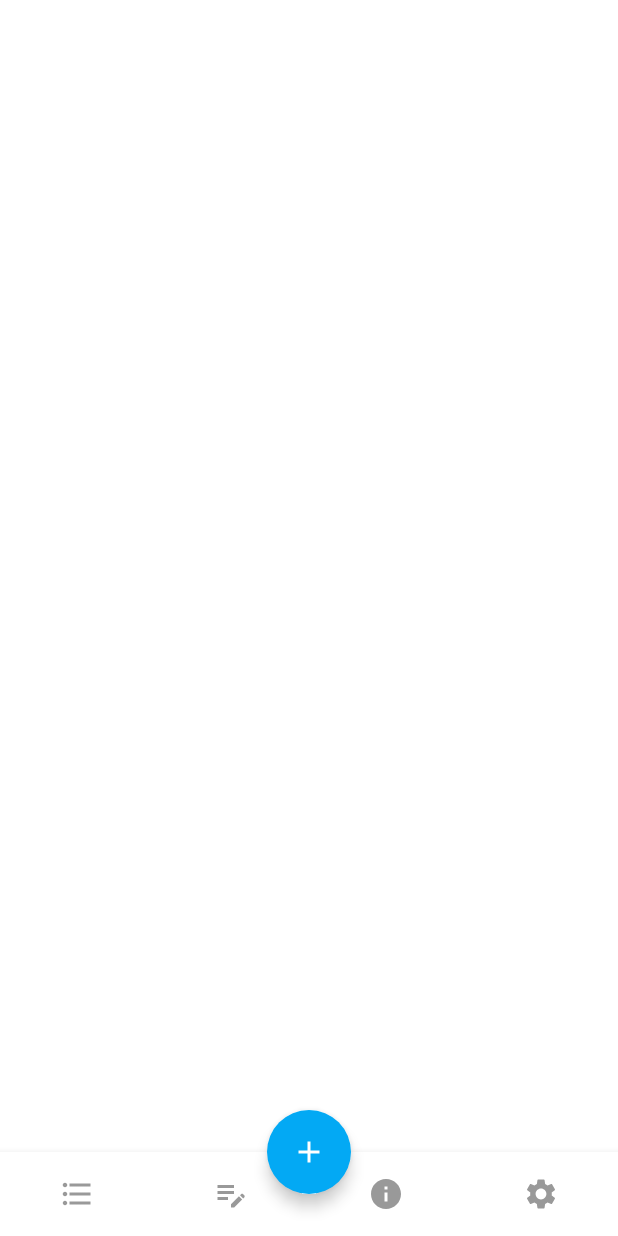
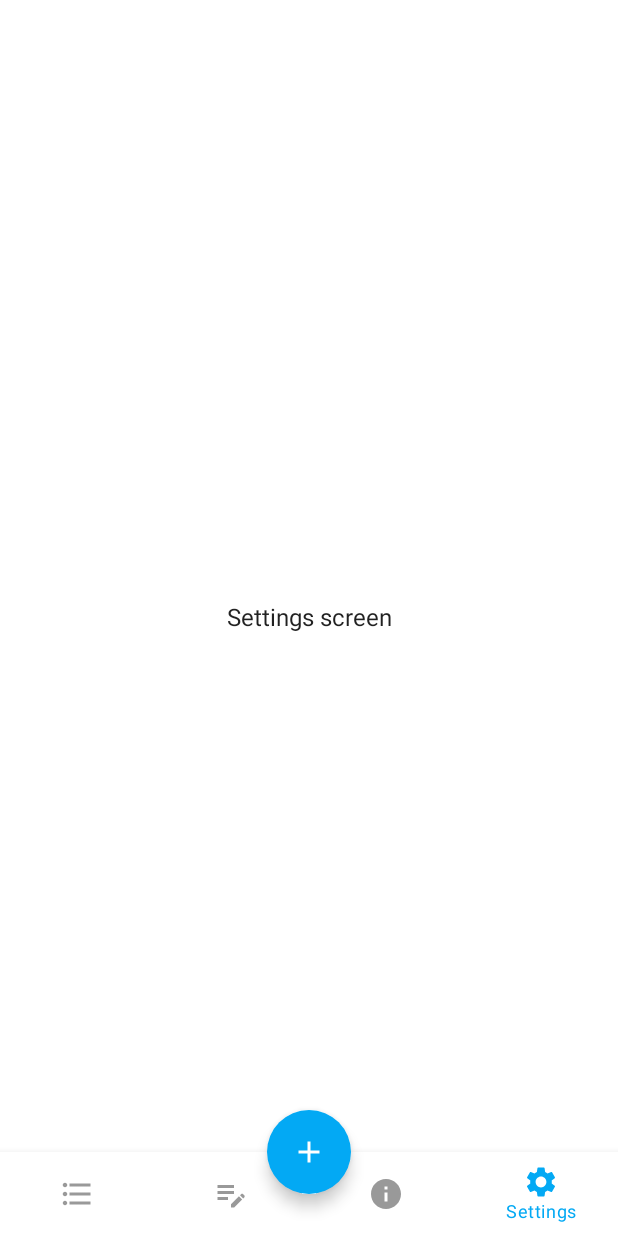
Before and after one commit to anmischenko/ShoppingList, an Android app built with Jetpack Compose: the screen it shows after launch (MainActivity), item 4 of the bottom bar chosen, on a phone screen of 412 x 824 dp. Run offline under Robolectric (Android 15) with nearby library versions, the phone set to English and light mode, and no system bars; our stand-ins replace Dagger/Hilt's generated code.

Commit message:
Created navigation

```diff
--- /dev/null
+++ b/app/src/main/java/com/example/shoppinglist/about_screen/AboutScreen.kt
@@ -0,0 +1,18 @@
+package com.example.shoppinglist.about_screen
+
+import androidx.compose.foundation.layout.fillMaxSize
+import androidx.compose.foundation.layout.wrapContentHeight
+import androidx.compose.foundation.layout.wrapContentWidth
+import androidx.compose.material.Text
+import androidx.compose.runtime.Composable
+import androidx.compose.ui.Modifier
+
+@Composable
+fun AboutScreen() {
+    Text(
+        text = "About screen",
+        modifier = Modifier.fillMaxSize()
+            .wrapContentWidth()
+            .wrapContentHeight()
+    )
+}
--- a/app/src/main/java/com/example/shoppinglist/main_screen/BottomNav.kt
+++ b/app/src/main/java/com/example/shoppinglist/main_screen/BottomNav.kt
@@ -5,13 +5,17 @@ import androidx.compose.material.BottomNavigationItem
 import androidx.compose.material.Icon
 import androidx.compose.material.Text
 import androidx.compose.runtime.Composable
+import androidx.compose.runtime.getValue
 import androidx.compose.ui.graphics.Color
 import androidx.compose.ui.res.painterResource
+import androidx.navigation.NavController
+import androidx.navigation.NavHostController
+import androidx.navigation.compose.currentBackStackEntryAsState
 import com.example.shoppinglist.ui.theme.BlueLight
 import com.example.shoppinglist.ui.theme.GreyLight
 
 @Composable
-fun BottomNav() {
+fun BottomNav(navController: NavHostController) {
     val listItems = listOf(
         BottomNavItem.ListItem,
         BottomNavItem.NoteItem,
@@ -20,9 +24,15 @@ fun BottomNav() {
     )
     BottomNavigation(backgroundColor = Color.White) {
         listItems.forEach {
+            // Какой экран в данный момент открыт
+            val navBackStackEntry by navController.currentBackStackEntryAsState()
+            // Экран, который в данный момент выбран
+            val currentRoute = navBackStackEntry?.destination?.route
             BottomNavigationItem(
-                selected = false,
-                onClick = { },
+                selected = currentRoute == it.route,
+                onClick = {
+                          navController.navigate(it.route)
+                },
                 icon = {
                     Icon(
                         painter = painterResource(id = it.iconId),
--- a/app/src/main/java/com/example/shoppinglist/main_screen/BottomNavItem.kt
+++ b/app/src/main/java/com/example/shoppinglist/main_screen/BottomNavItem.kt
@@ -1,10 +1,11 @@
 package com.example.shoppinglist.main_screen
 
 import com.example.shoppinglist.R
+import com.example.shoppinglist.utils.Routes
 
 sealed class BottomNavItem(val title: String, val iconId: Int, val route: String)  {
-    object ListItem: BottomNavItem("List", R.drawable.list_icon, "route1")
-    object NoteItem: BottomNavItem("Note", R.drawable.note_icon, "route2")
-    object AboutItem: BottomNavItem("About", R.drawable.about_icon, "route3")
-    object SettingsItem: BottomNavItem("Settings", R.drawable.settings_icon, "route4")
+    object ListItem: BottomNavItem("List", R.drawable.list_icon, Routes.SHOPPING_LIST)
+    object NoteItem: BottomNavItem("Note", R.drawable.note_icon, Routes.NOTE_LIST)
+    object AboutItem: BottomNavItem("About", R.drawable.about_icon, Routes.ABOUT)
+    object SettingsItem: BottomNavItem("Settings", R.drawable.settings_icon, Routes.SETTINGS)
 }
--- a/app/src/main/java/com/example/shoppinglist/main_screen/MainScreen.kt
+++ b/app/src/main/java/com/example/shoppinglist/main_screen/MainScreen.kt
@@ -8,14 +8,17 @@ import androidx.compose.material.Scaffold
 import androidx.compose.runtime.Composable
 import androidx.compose.ui.graphics.Color
 import androidx.compose.ui.res.painterResource
+import androidx.navigation.compose.rememberNavController
 import com.example.shoppinglist.R
+import com.example.shoppinglist.navigation.NavigationGraph
 
 @SuppressLint("UnusedMaterialScaffoldPaddingParameter")
 @Composable
 fun MainScreen() {
+    val navController = rememberNavController()
     Scaffold(
         bottomBar = {
-            BottomNav()
+            BottomNav(navController)
         },
         floatingActionButton = {
             // Круглая кнопка
@@ -32,6 +35,7 @@ fun MainScreen() {
         // Поверх bottomNav
         isFloatingActionButtonDocked = true
     ) {
-
+        // Отвечает за то, какой экран показать
+        NavigationGraph(navController)
     }
 }
--- /dev/null
+++ b/app/src/main/java/com/example/shoppinglist/navigation/NavigationGraph.kt
@@ -0,0 +1,36 @@
+package com.example.shoppinglist.navigation
+
+import androidx.compose.runtime.Composable
+import androidx.navigation.NavHostController
+import androidx.navigation.compose.NavHost
+import androidx.navigation.compose.composable
+import androidx.navigation.compose.rememberNavController
+import com.example.shoppinglist.about_screen.AboutScreen
+import com.example.shoppinglist.note_list_screen.NoteListScreen
+import com.example.shoppinglist.settings_screen.SettingsScreen
+import com.example.shoppinglist.shopping_list_screen.ShoppingListScreen
+import com.example.shoppinglist.utils.Routes
+
+
+@Composable
+fun NavigationGraph(navController: NavHostController) {
+
+    NavHost(
+        navController = navController,
+        startDestination = Routes.SHOPPING_LIST
+    ) {
+        composable(Routes.SHOPPING_LIST) {
+            ShoppingListScreen()
+        }
+        composable(Routes.NOTE_LIST) {
+            NoteListScreen()
+        }
+        composable(Routes.ABOUT) {
+            AboutScreen()
+        }
+        composable(Routes.SETTINGS) {
+            SettingsScreen()
+        }
+    }
+
+}
--- /dev/null
+++ b/app/src/main/java/com/example/shoppinglist/settings_screen/SettingsScreen.kt
@@ -0,0 +1,18 @@
+package com.example.shoppinglist.settings_screen
+
+import androidx.compose.foundation.layout.fillMaxSize
+import androidx.compose.foundation.layout.wrapContentHeight
+import androidx.compose.foundation.layout.wrapContentWidth
+import androidx.compose.material.Text
+import androidx.compose.runtime.Composable
+import androidx.compose.ui.Modifier
+
+@Composable
+fun SettingsScreen() {
+    Text(
+        text = "Settings screen",
+        modifier = Modifier.fillMaxSize()
+            .wrapContentWidth()
+            .wrapContentHeight()
+    )
+}
--- /dev/null
+++ b/app/src/main/java/com/example/shoppinglist/shopping_list_screen/ShoppingListScreen.kt
@@ -0,0 +1,18 @@
+package com.example.shoppinglist.shopping_list_screen
+
+import androidx.compose.foundation.layout.fillMaxSize
+import androidx.compose.foundation.layout.wrapContentHeight
+import androidx.compose.foundation.layout.wrapContentWidth
+import androidx.compose.material.Text
+import androidx.compose.runtime.Composable
+import androidx.compose.ui.Modifier
+
+@Composable
+fun ShoppingListScreen() {
+    Text(
+        text = "Shopping list screen",
+        modifier = Modifier.fillMaxSize()
+            .wrapContentWidth()
+            .wrapContentHeight()
+    )
+}
```
Also changed, not shown: app/src/main/java/com/example/shoppinglist/add_item_screen/AddItemScreen.kt (added, +18 -0 lines), app/src/main/java/com/example/shoppinglist/new_note_screen/NewNoteScreen.kt (added, +18 -0 lines), app/src/main/java/com/example/shoppinglist/note_list_screen/NoteListScreen.kt (added, +18 -0 lines), app/src/main/java/com/example/shoppinglist/utils/Routes.kt (added, +11 -0 lines).
